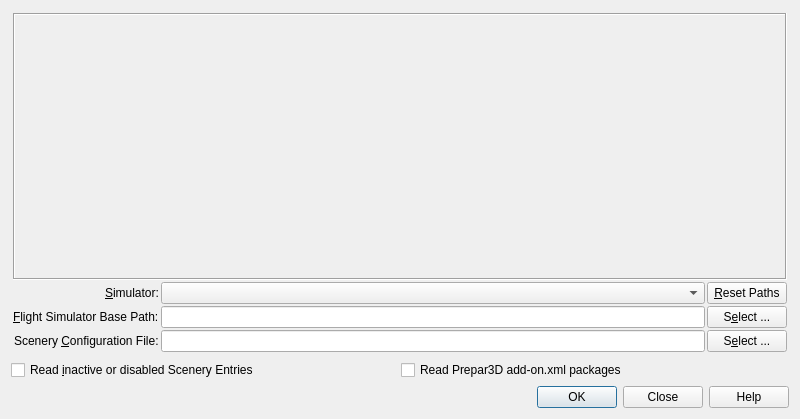
The window that src/db/databasedialog.ui (albar965/littlenavmap) describes before a commit, drawn with Qt 5.
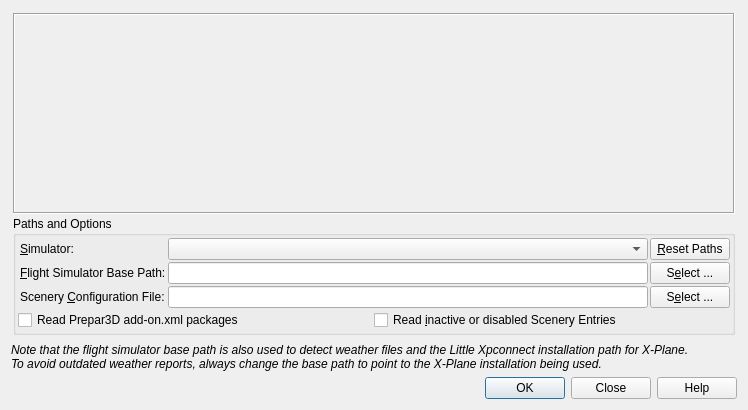
The same window after the commit. Icons and pictures are not drawn.

Commit message: Added hint for X-Plane paths.

```diff
--- a/src/db/databasedialog.ui
+++ b/src/db/databasedialog.ui
@@ -6,8 +6,8 @@
    <rect>
     <x>0</x>
     <y>0</y>
-    <width>800</width>
-    <height>419</height>
+    <width>748</width>
+    <height>410</height>
    </rect>
   </property>
   <property name="windowTitle">
@@ -15,7 +15,10 @@
   </property>
   <layout class="QVBoxLayout" name="verticalLayout_2">
    <item>
-    <layout class="QGridLayout" name="gridLayout">
+    <layout class="QVBoxLayout" name="verticalLayout">
+     <property name="spacing">
+      <number>2</number>
+     </property>
      <property name="leftMargin">
       <number>2</number>
      </property>
@@ -28,10 +31,7 @@
      <property name="bottomMargin">
       <number>2</number>
      </property>
-     <property name="spacing">
-      <number>2</number>
-     </property>
-     <item row="0" column="0" colspan="5">
+     <item>
       <widget class="QLabel" name="labelDatabaseInformation">
        <property name="sizePolicy">
         <sizepolicy hsizetype="Expanding" vsizetype="Expanding">
@@ -62,17 +62,28 @@
        </property>
       </widget>
      </item>
-     <item row="3" column="1">
-      <widget class="QLineEdit" name="lineEditDatabaseSceneryFile">
-       <property name="toolTip">
-        <string>Enter the filename of the scenery.cfg file. This is &lt;b&gt;not&lt;/b&gt; the one in the base directory.</string>
+     <item>
+      <widget class="QGroupBox" name="groupBox">
+       <property name="title">
+        <string>Paths and Options</string>
        </property>
-       <property name="clearButtonEnabled">
-        <bool>true</bool>
-       </property>
-      </widget>
-     </item>
-     <item row="2" column="0" alignment="Qt::AlignRight">
+       <layout class="QGridLayout" name="gridLayout_3">
+        <property name="leftMargin">
+         <number>2</number>
+        </property>
+        <property name="topMargin">
+         <number>2</number>
+        </property>
+        <property name="rightMargin">
+         <number>2</number>
+        </property>
+        <property name="bottomMargin">
+         <number>2</number>
+        </property>
+        <property name="spacing">
+         <number>2</number>
+        </property>
+        <item row="1" column="1">
       <widget class="QLabel" name="labelDatabaseBasePath">
        <property name="text">
         <string>&amp;Flight Simulator Base Path:</string>
@@ -82,17 +93,17 @@
        </property>
       </widget>
      </item>
-     <item row="3" column="0" alignment="Qt::AlignRight">
-      <widget class="QLabel" name="labelDatabaseSceneryFile">
+        <item row="2" column="3">
+         <widget class="QPushButton" name="pushButtonDatabaseSceneryFile">
+          <property name="toolTip">
+           <string>Select the scenery.cfg file for the given simulator.</string>
+          </property>
        <property name="text">
-        <string>Scenery &amp;Configuration File:</string>
-       </property>
-       <property name="buddy">
-        <cstring>lineEditDatabaseSceneryFile</cstring>
+           <string>S&amp;elect ...</string>
        </property>
       </widget>
      </item>
-     <item row="2" column="1">
+        <item row="1" column="2">
       <widget class="QLineEdit" name="lineEditDatabaseBasePath">
        <property name="toolTip">
         <string>&lt;p style=&quot;white-space:pre&quot;&gt;Enter the path to the flight simulator base directory.
@@ -105,34 +116,24 @@
        </property>
       </widget>
      </item>
-     <item row="3" column="2" colspan="3">
-      <widget class="QPushButton" name="pushButtonDatabaseSceneryFile">
-       <property name="toolTip">
-        <string>Select the scenery.cfg file for the given simulator.</string>
-       </property>
+        <item row="0" column="1">
+         <widget class="QLabel" name="labelDatabaseSimulator">
        <property name="text">
-        <string>S&amp;elect ...</string>
-       </property>
-      </widget>
-     </item>
-     <item row="2" column="2" colspan="3">
-      <widget class="QPushButton" name="pushButtonDatabaseBasePath">
-       <property name="toolTip">
-        <string>Select the base path for the given simulator.</string>
-       </property>
-       <property name="text">
-        <string>S&amp;elect ...</string>
-       </property>
-      </widget>
-     </item>
-     <item row="1" column="1">
+           <string>&amp;Simulator:</string>
+          </property>
+          <property name="buddy">
+           <cstring>comboBoxSimulator</cstring>
+          </property>
+         </widget>
+        </item>
+        <item row="0" column="2">
       <widget class="QComboBox" name="comboBoxSimulator">
        <property name="toolTip">
         <string>Select the simulator which scenery library you want to load.</string>
        </property>
       </widget>
      </item>
-     <item row="1" column="2" colspan="3">
+        <item row="0" column="3">
       <widget class="QPushButton" name="pushButtonDatabaseResetPaths">
        <property name="toolTip">
         <string>Reset paths to the default values for the given flight simulator.</string>
@@ -142,23 +143,54 @@
        </property>
       </widget>
      </item>
-     <item row="1" column="0" alignment="Qt::AlignRight">
-      <widget class="QLabel" name="labelDatabaseSimulator">
+        <item row="2" column="1">
+         <widget class="QLabel" name="labelDatabaseSceneryFile">
        <property name="text">
-        <string>&amp;Simulator:</string>
+           <string>Scenery &amp;Configuration File:</string>
        </property>
        <property name="buddy">
         <cstring>comboBoxSimulator</cstring>
        </property>
       </widget>
      </item>
-    </layout>
-   </item>
-   <item>
+        <item row="2" column="2">
+         <widget class="QLineEdit" name="lineEditDatabaseSceneryFile">
+          <property name="toolTip">
+           <string>Enter the filename of the scenery.cfg file. This is &lt;b&gt;not&lt;/b&gt; the one in the base directory.</string>
+          </property>
+          <property name="clearButtonEnabled">
+           <bool>true</bool>
+          </property>
+         </widget>
+        </item>
+        <item row="1" column="3">
+         <widget class="QPushButton" name="pushButtonDatabaseBasePath">
+          <property name="toolTip">
+           <string>Select the base path for the given simulator.</string>
+          </property>
+          <property name="text">
+           <string>S&amp;elect ...</string>
+          </property>
+         </widget>
+        </item>
+        <item row="3" column="0" colspan="4">
     <layout class="QHBoxLayout" name="horizontalLayout">
      <property name="spacing">
-      <number>2</number>
-     </property>
+           <number>0</number>
+          </property>
+          <property name="leftMargin">
+           <number>0</number>
+          </property>
+          <item>
+           <widget class="QCheckBox" name="checkBoxReadAddOnXml">
+            <property name="toolTip">
+             <string>Read add-on.xml scenery packages of Prepar3D v3 and v4.</string>
+            </property>
+            <property name="text">
+             <string>Read Prepar3D add-on.xml packages</string>
+            </property>
+           </widget>
+          </item>
      <item>
       <widget class="QCheckBox" name="checkBoxReadInactive">
        <property name="toolTip">
@@ -170,17 +202,30 @@
        </property>
       </widget>
      </item>
+         </layout>
+        </item>
+       </layout>
+      </widget>
+     </item>
+    </layout>
+   </item>
      <item>
-      <widget class="QCheckBox" name="checkBoxReadAddOnXml">
-       <property name="toolTip">
-        <string>Read add-on.xml scenery packages of Prepar3D v3 and v4.</string>
-       </property>
+    <widget class="QLabel" name="labelXplaneHint">
        <property name="text">
-        <string>Read Prepar3D add-on.xml packages</string>
-       </property>
-      </widget>
-     </item>
-    </layout>
+      <string>&lt;html&gt;&lt;head/&gt;&lt;body&gt;&lt;p&gt;&lt;img src=&quot;:/littlenavmap/resources/icons/bulb.svg&quot;/&gt;&lt;span style=&quot; font-style:italic;&quot;&gt;Note that the flight simulator base path is also used to detect weather files and the Little Xpconnect installation path for X-Plane.&lt;br/&gt;
+To avoid outdated weather reports, always change the base path to point to the X-Plane installation being used.
+&lt;/span&gt;&lt;/p&gt;&lt;/body&gt;&lt;/html&gt;</string>
+     </property>
+     <property name="wordWrap">
+      <bool>true</bool>
+     </property>
+     <property name="margin">
+      <number>10</number>
+     </property>
+     <property name="textInteractionFlags">
+      <set>Qt::LinksAccessibleByMouse|Qt::TextSelectableByMouse</set>
+     </property>
+    </widget>
    </item>
    <item>
     <widget class="QDialogButtonBox" name="buttonBoxDatabase">
```
Left out of the diff: 10 changed lines with no effect on the pictures. Lines whose indentation alone changed are shown as unchanged. The commit also changes 1 other file.
